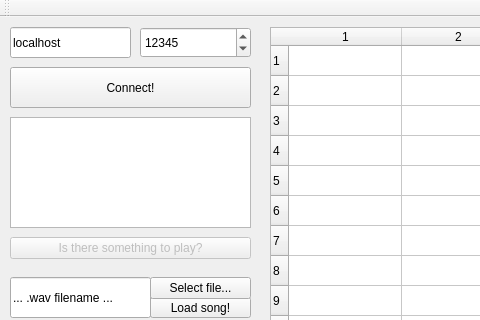
zkatzen/sk2-projekt, file QtClient - basics/AudioClient/clientwindow.ui: the form before one commit; both pictures show x 0 to 480 and y 0 to 320 of the 628 by 463 pixel window.
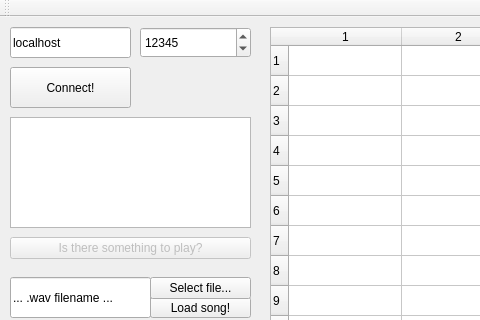
The form after the commit. Icons and pictures are not drawn.

The edit to the form file:
```diff
--- a/QtClient - basics/AudioClient/clientwindow.ui
+++ b/QtClient - basics/AudioClient/clientwindow.ui
@@ -51,7 +51,7 @@
      <rect>
       <x>10</x>
       <y>50</y>
-      <width>241</width>
+      <width>121</width>
       <height>41</height>
      </rect>
     </property>
```
Left out of the diff: 2 changed lines with no effect on the pictures.
